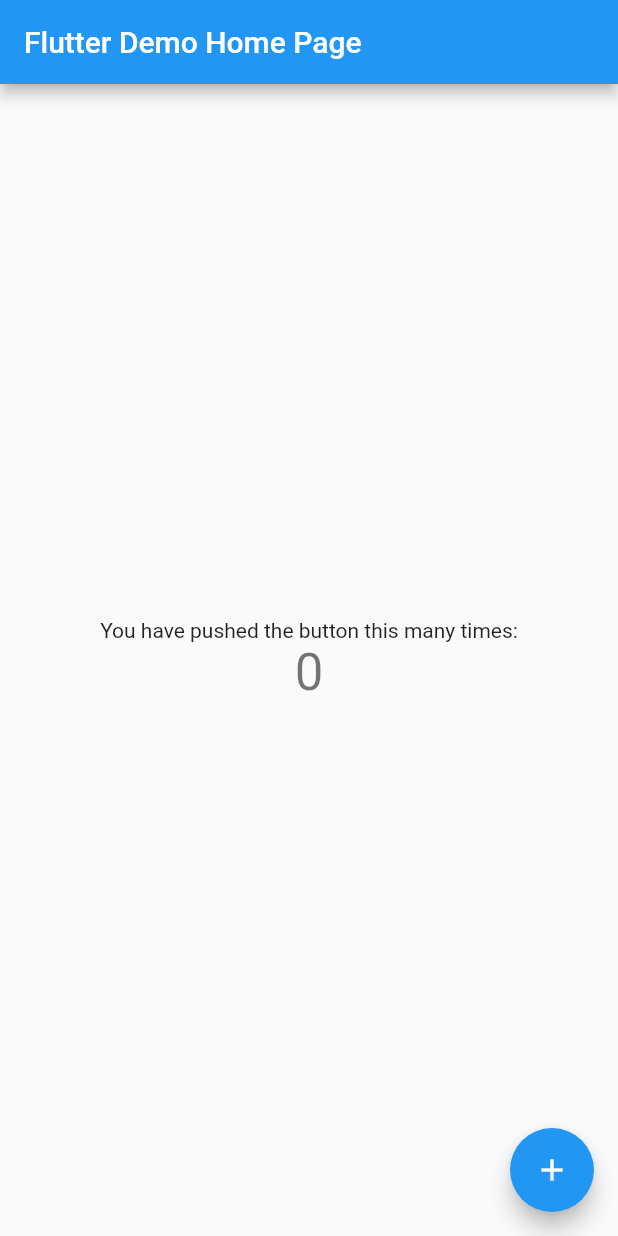
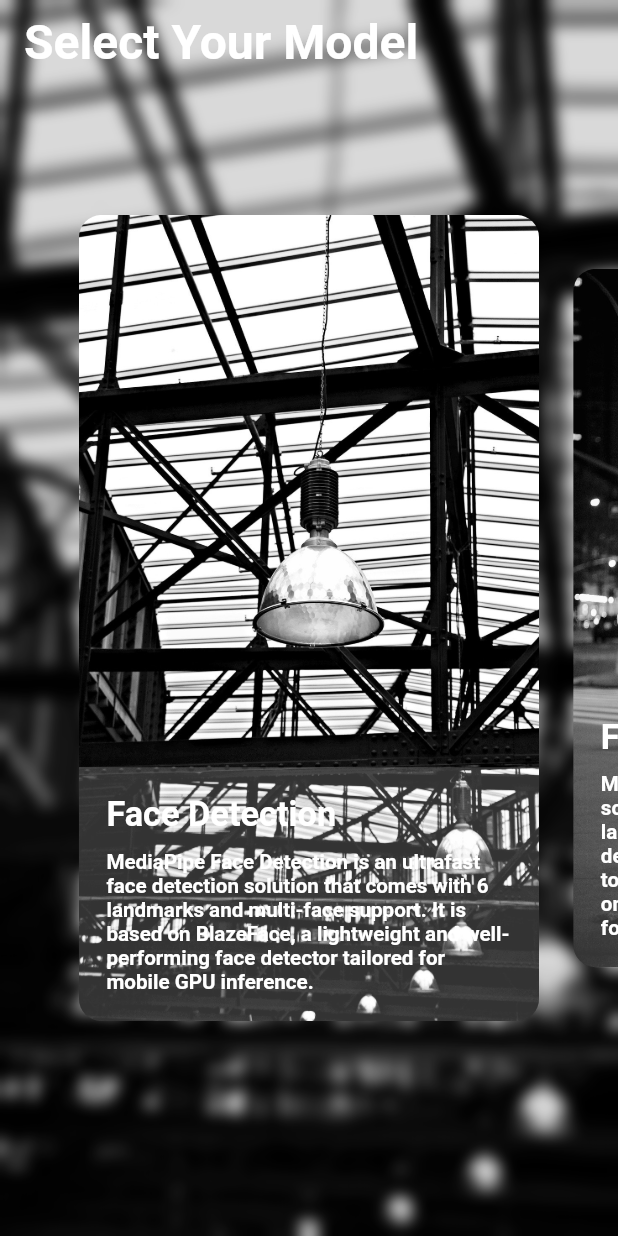
Before and after one commit to JaeHeee/FlutterWithMediaPipe, a Flutter app: the screen it shows after launch, on a phone screen of 412 x 824 dp. Run offline on Flutter 3.47's test engine with Material 2 defaults, Android fonts, the phone set to English and light mode, and no system bars; our stand-ins replace flutter_screenutil.

Commit message:
feat: Add home page

```diff
--- /dev/null
+++ b/lib/constants/data.dart
@@ -0,0 +1,51 @@
+const items = [
+  {
+    'title': 'Face Detection',
+    'text':
+        'MediaPipe Face Detection is an ultrafast face detection solution that comes with 6 landmarks and multi-face support. It is based on BlazeFace, a lightweight and well-performing face detector tailored for mobile GPU inference.',
+    'image': 'assets/images/architecture.jpg',
+    'model': 'models/face_detection_full_range_sparse.tflite',
+  },
+  {
+    'title': 'Face Mesh',
+    'text':
+        'MediaPipe Face Mesh is a face geometry solution that estimates 468 3D face landmarks in real-time even on mobile devices. It employs machine learning (ML) to infer the 3D surface geometry, requiring only a single camera input without the need for a dedicated depth sensor.',
+    'image': 'assets/images/street_musician.jpg',
+    'model': 'models/face_landmark.tflite',
+  },
+  {
+    'title': 'Iris',
+    'text':
+        'A wide range of real-world applications, including computational photography (glint reflection) and augmented reality effects (virtual avatars) rely on accurately tracking the iris within an eye.',
+    'image': 'assets/images/man.jpg',
+    'model': 'models/iris_landmark.tflite',
+  },
+  {
+    'title': 'Hands',
+    'text':
+        'The ability to perceive the shape and motion of hands can be a vital component in improving the user experience across a variety of technological domains and platforms.',
+    'image': 'assets/images/new_york_city.jpg',
+    'model': 'models/hand_landmark_sparse.tflite',
+  },
+  {
+    'title': 'Holistic',
+    'text':
+        'Live perception of simultaneous human pose, face landmarks, and hand tracking in real-time on mobile devices can enable various modern life applications: fitness and sport analysis, gesture control and sign language recognition, augmented reality try-on and effects.',
+    'image': 'assets/images/paris.jpg',
+    'model': 'models/hand_recrop.tflite',
+  },
+  {
+    'title': 'Pose Detection',
+    'text':
+        'Human pose estimation from video plays a critical role in various applications such as quantifying physical exercises, sign language recognition, and full-body gesture control.',
+    'image': 'assets/images/st_petersburg_russia.jpg',
+    'model': 'models/pose_detection.tflite',
+  },
+  {
+    'title': 'Pose Landmark',
+    'text':
+        'Human pose estimation from video plays a critical role in various applications such as quantifying physical exercises, sign language recognition, and full-body gesture control.',
+    'image': 'assets/images/train.jpg',
+    'model': 'models/pose_landmark.tflite',
+  },
+];
--- a/lib/main.dart
+++ b/lib/main.dart
@@ -1,117 +1,26 @@
 import 'package:flutter/material.dart';
+import 'package:flutter_screenutil/flutter_screenutil.dart';
+
+import 'pages/home_page.dart';
 
 void main() {
   runApp(MyApp());
 }
 
 class MyApp extends StatelessWidget {
-  // This widget is the root of your application.
   @override
   Widget build(BuildContext context) {
-    return MaterialApp(
-      title: 'Flutter Demo',
-      theme: ThemeData(
-        // This is the theme of your application.
-        //
-        // Try running your application with "flutter run". You'll see the
-        // application has a blue toolbar. Then, without quitting the app, try
-        // changing the primarySwatch below to Colors.green and then invoke
-        // "hot reload" (press "r" in the console where you ran "flutter run",
-        // or simply save your changes to "hot reload" in a Flutter IDE).
-        // Notice that the counter didn't reset back to zero; the application
-        // is not restarted.
-        primarySwatch: Colors.blue,
-        // This makes the visual density adapt to the platform that you run
-        // the app on. For desktop platforms, the controls will be smaller and
-        // closer together (more dense) than on mobile platforms.
-        visualDensity: VisualDensity.adaptivePlatformDensity,
-      ),
-      home: MyHomePage(title: 'Flutter Demo Home Page'),
-    );
+    return ScreenUtilInit(
+        builder: () => MaterialApp(
+              debugShowCheckedModeBanner: false,
+              title: 'Flutter with Mediapipe',
+              theme: ThemeData(
+                appBarTheme: const AppBarTheme(
+                  elevation: 0.0,
+                  color: Colors.transparent,
+                ),
+              ),
+              home: const HomePage(),
+            ));
   }
 }
-
-class MyHomePage extends StatefulWidget {
-  MyHomePage({Key key, this.title}) : super(key: key);
-
-  // This widget is the home page of your application. It is stateful, meaning
-  // that it has a State object (defined below) that contains fields that affect
-  // how it looks.
-
-  // This class is the configuration for the state. It holds the values (in this
-  // case the title) provided by the parent (in this case the App widget) and
-  // used by the build method of the State. Fields in a Widget subclass are
-  // always marked "final".
-
-  final String title;
-
-  @override
-  _MyHomePageState createState() => _MyHomePageState();
-}
-
-class _MyHomePageState extends State<MyHomePage> {
-  int _counter = 0;
-
-  void _incrementCounter() {
-    setState(() {
-      // This call to setState tells the Flutter framework that something has
-      // changed in this State, which causes it to rerun the build method below
-      // so that the display can reflect the updated values. If we changed
-      // _counter without calling setState(), then the build method would not be
-      // called again, and so nothing would appear to happen.
-      _counter++;
-    });
-  }
-
-  @override
-  Widget build(BuildContext context) {
-    // This method is rerun every time setState is called, for instance as done
-    // by the _incrementCounter method above.
-    //
-    // The Flutter framework has been optimized to make rerunning build methods
-    // fast, so that you can just rebuild anything that needs updating rather
-    // than having to individually change instances of widgets.
-    return Scaffold(
-      appBar: AppBar(
-        // Here we take the value from the MyHomePage object that was created by
-        // the App.build method, and use it to set our appbar title.
-        title: Text(widget.title),
-      ),
-      body: Center(
-        // Center is a layout widget. It takes a single child and positions it
-        // in the middle of the parent.
-        child: Column(
-          // Column is also a layout widget. It takes a list of children and
-          // arranges them vertically. By default, it sizes itself to fit its
-          // children horizontally, and tries to be as tall as its parent.
-          //
-          // Invoke "debug painting" (press "p" in the console, choose the
-          // "Toggle Debug Paint" action from the Flutter Inspector in Android
-          // Studio, or the "Toggle Debug Paint" command in Visual Studio Code)
-          // to see the wireframe for each widget.
-          //
-          // Column has various properties to control how it sizes itself and
-          // how it positions its children. Here we use mainAxisAlignment to
-          // center the children vertically; the main axis here is the vertical
-          // axis because Columns are vertical (the cross axis would be
-          // horizontal).
-          mainAxisAlignment: MainAxisAlignment.center,
-          children: <Widget>[
-            Text(
-              'You have pushed the button this many times:',
-            ),
-            Text(
-              '$_counter',
-              style: Theme.of(context).textTheme.headline4,
-            ),
-          ],
-        ),
-      ),
-      floatingActionButton: FloatingActionButton(
-        onPressed: _incrementCounter,
-        tooltip: 'Increment',
-        child: Icon(Icons.add),
-      ), // This trailing comma makes auto-formatting nicer for build methods.
-    );
-  }
-}
--- /dev/null
+++ b/lib/pages/home_page.dart
@@ -0,0 +1,154 @@
+import 'dart:ui';
+
+import 'package:flutter/material.dart';
+import 'package:flutter_screenutil/flutter_screenutil.dart';
+
+import '../constants/data.dart';
+
+class HomePage extends StatefulWidget {
+  const HomePage({Key key}) : super(key: key);
+
+  @override
+  _HomePageState createState() => _HomePageState();
+}
+
+class _HomePageState extends State<HomePage> {
+  PageController _pageController;
+  double _currentPageValue = 0.0;
+
+  @override
+  void initState() {
+    super.initState();
+    _pageController = PageController(viewportFraction: 0.8)
+      ..addListener(() {
+        setState(() {
+          _currentPageValue = _pageController.page;
+        });
+      });
+  }
+
+  @override
+  Widget build(BuildContext context) {
+    return Scaffold(
+      extendBodyBehindAppBar: true,
+      appBar: _buildAppBar(),
+      body: _buildBody(),
+    );
+  }
+
+  AppBar _buildAppBar() {
+    return AppBar(
+      title: Text(
+        'Select Your Model',
+        style: TextStyle(
+            color: Colors.white,
+            fontSize: ScreenUtil().setSp(28),
+            fontWeight: FontWeight.bold),
+      ),
+    );
+  }
+
+  Stack _buildBody() {
+    return Stack(
+      children: [
+        _buildBackgroundImage(),
+        _buildModelPageView(),
+      ],
+    );
+  }
+
+  Center _buildModelPageView() {
+    return Center(
+      child: Container(
+        height: ScreenUtil().setHeight(450.0),
+        child: PageView.builder(
+          controller: _pageController,
+          physics: const BouncingScrollPhysics(),
+          itemCount: items.length,
+          itemBuilder: (context, index) {
+            var scale = (_currentPageValue - index).abs();
+            return _buildModelCard(index, scale);
+          },
+        ),
+      ),
+    );
+  }
+
+  Container _buildModelCard(int index, double scale) {
+    return Container(
+      decoration: BoxDecoration(
+        borderRadius: BorderRadius.circular(15.0),
+        image: DecorationImage(
+          image: AssetImage(items[index]['image']),
+          fit: BoxFit.cover,
+        ),
+      ),
+      margin: EdgeInsets.symmetric(
+        horizontal: ScreenUtil().setWidth(10.0),
+        vertical: ScreenUtil().setHeight(30.0) * scale,
+      ),
+      child: Column(
+        crossAxisAlignment: CrossAxisAlignment.stretch,
+        mainAxisAlignment: MainAxisAlignment.end,
+        children: [
+          Container(
+            decoration: BoxDecoration(
+              color: Colors.white.withOpacity(0.2),
+              borderRadius: const BorderRadius.only(
+                bottomLeft: Radius.circular(15.0),
+                bottomRight: Radius.circular(15.0),
+              ),
+            ),
+            padding: EdgeInsets.all(ScreenUtil().setWidth(16.0)),
+            child: Column(
+              crossAxisAlignment: CrossAxisAlignment.start,
+              children: [
+                Text(
+                  items[index]['title'],
+                  style: TextStyle(
+                    color: Colors.white,
+                    fontSize: ScreenUtil().setSp(20.0),
+                    fontWeight: FontWeight.bold,
+                  ),
+                ),
+                SizedBox(
+                  height: ScreenUtil().setHeight(8.0),
+                ),
+                Text(
+                  items[index]['text'],
+                  style: TextStyle(
+                    color: Colors.white,
+                    fontSize: ScreenUtil().setSp(12.0),
+                    fontWeight: FontWeight.bold,
+                  ),
+                ),
+              ],
+            ),
+          ),
+        ],
+      ),
+    );
+  }
+
+  Container _buildBackgroundImage() {
+    return Container(
+      decoration: BoxDecoration(
+        image: DecorationImage(
+          image: AssetImage(
+            items[_currentPageValue.round()]['image'],
+          ),
+          fit: BoxFit.cover,
+        ),
+      ),
+      child: BackdropFilter(
+        filter: ImageFilter.blur(
+          sigmaX: 5.0,
+          sigmaY: 5.0,
+        ),
+        child: Container(
+          color: Colors.black.withOpacity(0.15),
+        ),
+      ),
+    );
+  }
+}
```
Also changed, not shown: pubspec.yaml (+6 -7 lines), assets/images/architecture.jpg (added), assets/images/man.jpg (added), assets/images/new_york_city.jpg (added), assets/images/paris.jpg (added), assets/images/st_petersburg_russia.jpg (added), assets/images/street_musician.jpg (added), assets/images/train.jpg (added), pubspec.lock, 16 other files.
